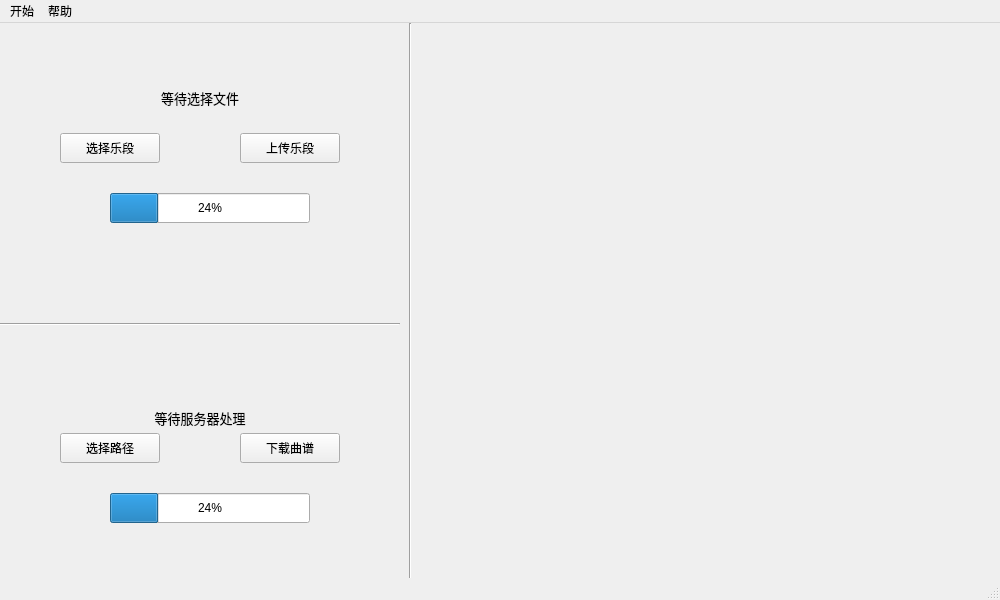
Qt form qt/GUI.ui (zhaiyunfan/AMT-with-DeepSpeech-and-pyqt) before a commit.
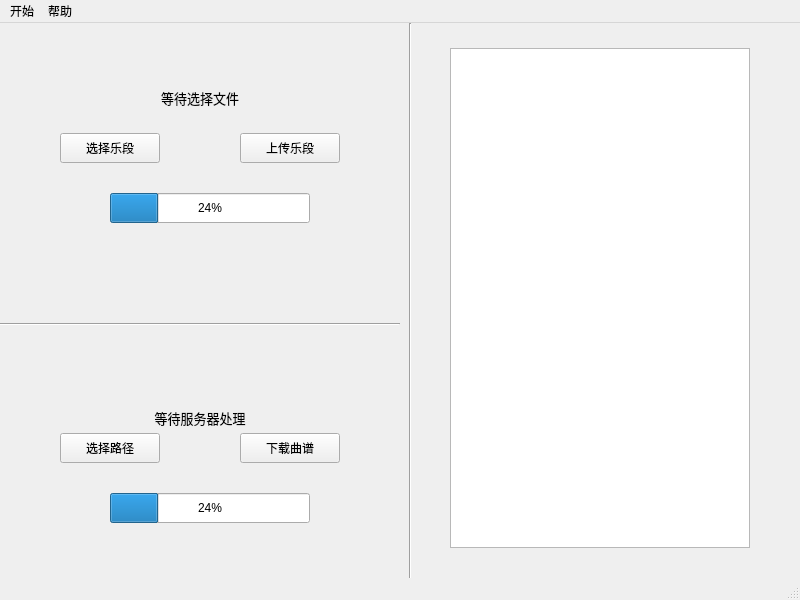
The same form after that commit.

Patch:
```diff
--- a/qt/GUI.ui
+++ b/qt/GUI.ui
@@ -6,7 +6,7 @@
    <rect>
     <x>0</x>
     <y>0</y>
-    <width>1000</width>
+    <width>800</width>
     <height>600</height>
    </rect>
   </property>
@@ -160,13 +160,23 @@
      <string>下载曲谱</string>
     </property>
    </widget>
+   <widget class="QTextBrowser" name="textBrowser">
+    <property name="geometry">
+     <rect>
+      <x>450</x>
+      <y>25</y>
+      <width>300</width>
+      <height>500</height>
+     </rect>
+    </property>
+   </widget>
   </widget>
   <widget class="QMenuBar" name="menubar">
    <property name="geometry">
     <rect>
      <x>0</x>
      <y>0</y>
-     <width>1000</width>
+     <width>800</width>
      <height>26</height>
     </rect>
    </property>
```
Left out of the diff: 8 changed lines with no effect on the pictures.
